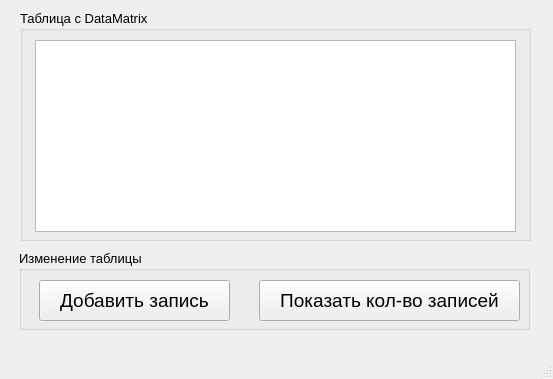
Above: mainwindow.ui from KoteAnimen/Work_With_DataBase before the change. Below: the same form after it.
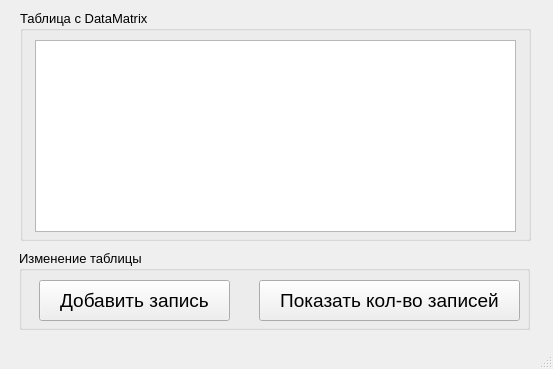
That is the form after the change.

Patch:
```diff
--- a/mainwindow.ui
+++ b/mainwindow.ui
@@ -7,7 +7,7 @@
     <x>0</x>
     <y>0</y>
     <width>553</width>
-    <height>379</height>
+    <height>369</height>
    </rect>
   </property>
   <property name="windowTitle">
```
Left out of the diff: 2 changed lines with no effect on the pictures.
